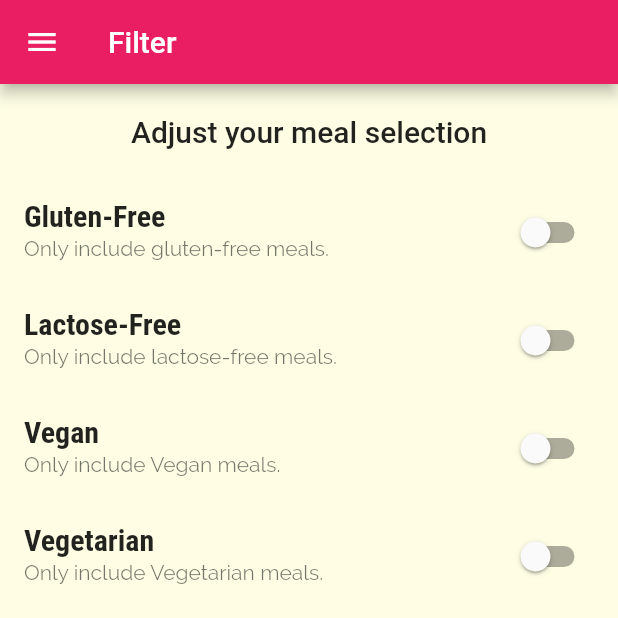
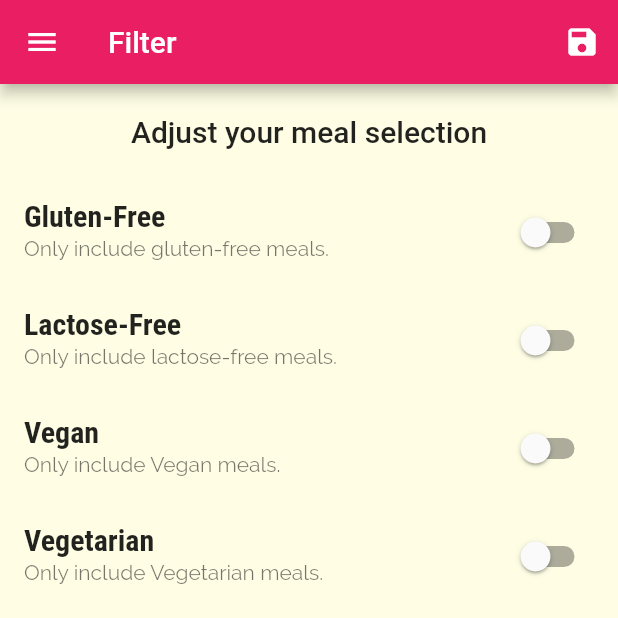
Before and after one commit to achaudhary591/Flutter_Meals_App, a Flutter app: the FiltersScreen screen opened by its route, on a phone screen of 412 x 824 dp, the top half of it. Run offline on Flutter 3.47's test engine with Material 2 defaults, Android fonts, the light colour scheme and no system bars.

Commit message:
added dynamic filter logic

```diff
--- a/lib/main.dart
+++ b/lib/main.dart
@@ -1,15 +1,53 @@
 import 'package:flutter/material.dart';
+import 'package:meals_app/dummy_data.dart';
 import 'package:meals_app/screens/filters_screen.dart';
 import 'package:meals_app/screens/meal_detail_screen.dart';
 import 'package:meals_app/screens/tabs_screen.dart';
 
+import 'models/meals.dart';
 import 'screens/category_meals_screen.dart';
 import 'screens/categories_screen.dart';
 
 void main() => runApp(const MyApp());
 
-class MyApp extends StatelessWidget {
+class MyApp extends StatefulWidget {
   const MyApp({super.key});
+
+  @override
+  State<MyApp> createState() => _MyAppState();
+}
+
+class _MyAppState extends State<MyApp> {
+
+  Map<String, bool> filters = {
+    'glutenFree': false,
+    'lactoseFree': false,
+    'vegan': false,
+    'vegetarian': false,
+  };
+
+  void setFilters(Map<String, bool> filterData) {
+    setState(() {
+      filters = filterData;
+      availableMeals = DUMMY_MEALS.where((meal){
+        if(filters['glutenFree']! && !meal.isGlutenFree){
+          return false;
+        }
+        else if(filters['lactoseFree']! && !meal.isLactoseFree){
+          return false;
+        }
+        else if(filters['vegan']! && !meal.isVegan){
+          return false;
+        }
+        else if(filters['vegetarian']! && !meal.isVegetarian){
+          return false;
+        }
+        return true;
+      }).toList();
+    });
+  }
+
+  List<Meal> availableMeals = DUMMY_MEALS;
 
   @override
   Widget build(BuildContext context) {
@@ -43,10 +81,10 @@ class MyApp extends StatelessWidget {
       // home: CategoriesScreen(),
       initialRoute: '/',
       routes: {
-        '/': (ctx) => const TabsScreen(),
-        CategoryMealsScreen.routeName: (ctx) => const CategoryMealsScreen(),
+        '/': (ctx) => TabsScreen(),
+        CategoryMealsScreen.routeName: (ctx) => CategoryMealsScreen(availableMeals),
         MealDetailScreen.routeName: (ctx) => MealDetailScreen(),
-        FiltersScreen.routeName: (ctx) => FiltersScreen(),
+        FiltersScreen.routeName: (ctx) => FiltersScreen(setFilters),
       },
       onGenerateRoute: (settings) {
         print(settings.arguments);
--- a/lib/screens/category_meals_screen.dart
+++ b/lib/screens/category_meals_screen.dart
@@ -7,7 +7,9 @@ import '../models/meals.dart';
 class CategoryMealsScreen extends StatefulWidget {
   static const routeName = '/category-meals';
 
-  const CategoryMealsScreen({super.key});
+  final List<Meal> availableMeals;
+
+  const CategoryMealsScreen(this.availableMeals, {super.key});
 
   @override
   State<CategoryMealsScreen> createState() => _CategoryMealsScreenState();
--- a/lib/screens/filters_screen.dart
+++ b/lib/screens/filters_screen.dart
@@ -2,9 +2,10 @@ import 'package:flutter/material.dart';
 import 'package:meals_app/widgets/main_drawer.dart';
 
 class FiltersScreen extends StatefulWidget {
-  const FiltersScreen({Key? key}) : super(key: key);
+  static const routeName = '/filters';
+  final Function(Map<String, bool>) saveFilters;
 
-  static const routeName = '/filters';
+  FiltersScreen(this.saveFilters, {super.key});
 
   @override
   State<FiltersScreen> createState() => _FiltersScreenState();
@@ -30,7 +31,25 @@ class _FiltersScreenState extends State<FiltersScreen> {
   Widget build(BuildContext context) {
     return Scaffold(
         drawer: const MainDrawer(),
-        appBar: AppBar(title: const Text('Filter')),
+        appBar: AppBar(
+          title: const Text(
+            'Filter',
+          ),
+          actions: [
+            IconButton(
+              onPressed: () {
+                final selectedFilters = {
+                  'glutenFree' : glutenFree,
+                  'vegetarian' : vegetarian,
+                  'vegan' : vegan,
+                  'lactoseFree' : lactoseFree,
+                };
+                widget.saveFilters(selectedFilters);
+              },
+              icon: const Icon(Icons.save),
+            ),
+          ],
+        ),
         body: Column(
           children: [
             Container(
```
